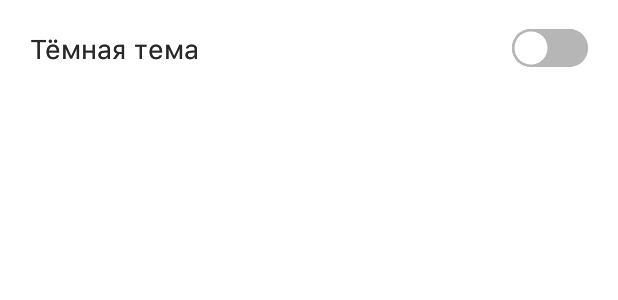
After one commit to aleksej-rodionov/PorosenokPetr, an Android app built with Jetpack Compose: the layout item_settings_double_switch.xml on its own in the app's theme, with its tools: preview values and no code run, on a phone screen of 412 x 824 dp. The commit adds this screen. Shown: the top 300 px of the screen. Run offline under Robolectric (Android 15) with nearby library versions, the phone set to English and light mode, and no system bars.

Commit message:
пишем Settings Menu на делегатах

```diff
--- /dev/null
+++ b/app/src/main/res/layout/item_settings_double_switch.xml
@@ -0,0 +1,73 @@
+<?xml version="1.0" encoding="utf-8"?>
+<androidx.constraintlayout.widget.ConstraintLayout xmlns:android="http://schemas.android.com/apk/res/android"
+    xmlns:app="http://schemas.android.com/apk/res-auto"
+    xmlns:tools="http://schemas.android.com/tools"
+    android:layout_width="match_parent"
+    android:layout_height="wrap_content"
+    android:background="?attr/selectableItemBackground"
+    android:clickable="true"
+    android:focusable="true">
+
+    <androidx.appcompat.widget.SwitchCompat
+        android:id="@+id/switch_view_first"
+        style="@style/Regular18Black"
+        android:layout_width="0dp"
+        android:layout_height="wrap_content"
+        android:layout_marginStart="20dp"
+        android:layout_marginEnd="20dp"
+        android:paddingVertical="20dp"
+        android:thumb="@drawable/switch_selector"
+        app:track="@drawable/switch_track"
+        android:tag="switch_ios"
+        app:layout_constraintEnd_toEndOf="parent"
+        app:layout_constraintStart_toStartOf="parent"
+        app:layout_constraintTop_toTopOf="parent"
+        tools:text="Тёмная тема" />
+
+    <TextView
+        android:id="@+id/tv_description_first"
+        style="@style/Regular16Gray"
+        android:layout_width="match_parent"
+        android:layout_height="wrap_content"
+        android:layout_marginHorizontal="20dp"
+        android:paddingBottom="16dp"
+        android:tag="text_beta"
+        android:visibility="gone"
+        app:layout_constraintEnd_toEndOf="parent"
+        app:layout_constraintStart_toStartOf="parent"
+        app:layout_constraintTop_toBottomOf="@id/switch_view"
+        tools:text="Когда же узнал Иисус о дошедшем до фарисеев слухе, что Он более приобретает учеников и крестит, нежели Иоанн, хотя Сам Иисус не крестил, а ученики Его, - то оставил Иудею и пошел опять в Галилею. Надлежало же Ему проходить через Самарию."
+        />
+
+    <androidx.appcompat.widget.SwitchCompat
+        android:id="@+id/switch_view_second"
+        style="@style/Regular18Black"
+        android:layout_width="0dp"
+        android:layout_height="wrap_content"
+        android:layout_marginStart="20dp"
+        android:layout_marginEnd="20dp"
+        android:paddingVertical="20dp"
+        android:thumb="@drawable/switch_selector"
+        app:track="@drawable/switch_track"
+        android:tag="switch_ios"
+        app:layout_constraintEnd_toEndOf="parent"
+        app:layout_constraintStart_toStartOf="parent"
+        app:layout_constraintTop_toBottomOf="@id/tv_description"
+        tools:text="Тёмная тема" />
+
+    <TextView
+        android:id="@+id/tv_description_second"
+        style="@style/Regular16Gray"
+        android:layout_width="match_parent"
+        android:layout_height="wrap_content"
+        android:layout_marginHorizontal="20dp"
+        android:paddingBottom="16dp"
+        android:tag="text_beta"
+        android:visibility="gone"
+        app:layout_constraintEnd_toEndOf="parent"
+        app:layout_constraintStart_toStartOf="parent"
+        app:layout_constraintTop_toBottomOf="@id/switch_view_second"
+        tools:text="Когда же узнал Иисус о дошедшем до фарисеев слухе, что Он более приобретает учеников и крестит, нежели Иоанн, хотя Сам Иисус не крестил, а ученики Его, - то оставил Иудею и пошел опять в Галилею. Надлежало же Ему проходить через Самарию."
+        />
+
+</androidx.constraintlayout.widget.ConstraintLayout>
--- a/app/src/main/res/values/themes.xml
+++ b/app/src/main/res/values/themes.xml
@@ -61,6 +61,29 @@
         <item name="android:textColorHint">@color/colorBeta</item>
     </style>
 
+    <style name="Bold18Gray900" parent="@android:style/TextAppearance.Widget.TextView">
+        <item name="android:fontFamily">@font/sf_ui_bold</item>
+        <item name="android:textColor">@color/gray900</item>
+        <item name="android:textSize">18sp</item>
+        <item name="android:textAllCaps">false</item>
+        <item name="android:textColorHint">@color/colorBeta</item>
+    </style>
+
+    <style name="Regular16Gray" parent="@android:style/TextAppearance.Widget.TextView">
+        <item name="android:fontFamily">@font/sf_ui_regular</item>
+        <item name="android:textColor">@color/textGray</item>
+        <item name="android:textSize">16sp</item>
+        <item name="android:textAllCaps">false</item>
+        <item name="android:textColorHint">@color/colorBeta</item>
+    </style>
+
+    <style name="Regular18Black" parent="@android:style/TextAppearance.Widget.TextView">
+        <item name="android:fontFamily">@font/sf_ui_regular</item>
+        <item name="android:textColor">@color/gray900</item>
+        <item name="android:textSize">18sp</item>
+        <item name="android:textAllCaps">false</item>
+        <item name="android:textColorHint">@color/colorBeta</item>
+    </style>
 
     <style name="SuggestionStyle" parent="Theme.PorosenokPetr">
         <item name="colorControlHighlight">@android:color/transparent</item>
```
Also changed, not shown: app/src/main/java/space/rodionov/porosenokpetr/core/Extensions.kt (+22 -0 lines), app/src/main/java/space/rodionov/porosenokpetr/feature_driller/domain/models/Header.kt (added, +9 -0 lines), app/src/main/java/space/rodionov/porosenokpetr/feature_driller/domain/models/MenuModels.kt (added, +28 -0 lines), app/src/main/java/space/rodionov/porosenokpetr/feature_driller/presentation/base/AdapterDelegate.kt (added, +11 -0 lines), app/src/main/java/space/rodionov/porosenokpetr/feature_driller/presentation/base/AdapterDelegateManager.kt (added, +28 -0 lines), app/src/main/java/space/rodionov/porosenokpetr/feature_driller/presentation/base/BaseAdapter.kt (added, +91 -0 lines), app/src/main/java/space/rodionov/porosenokpetr/feature_driller/presentation/base/BaseComparator.kt (added, +19 -0 lines), app/src/main/java/space/rodionov/porosenokpetr/feature_driller/presentation/base/BaseViewHolder.kt (added, +34 -0 lines), app/src/main/java/space/rodionov/porosenokpetr/feature_driller/presentation/settings/adapter/DoubleSwitchDelegate.kt (added, +70 -0 lines), app/src/main/java/space/rodionov/porosenokpetr/feature_driller/presentation/settings/adapter/HeaderDelegate.kt (added, +38 -0 lines), app/src/main/java/space/rodionov/porosenokpetr/feature_driller/presentation/settings/adapter/SettingsAdapter.kt (added, +15 -0 lines), app/src/main/java/space/rodionov/porosenokpetr/feature_driller/presentation/settings/adapter/SwitchDelegate.kt (added, +61 -0 lines), app/src/main/java/space/rodionov/porosenokpetr/feature_driller/presentation/settings/adapter/SwitchWithTimeDelegate.kt (added, +53 -0 lines), app/src/main/java/space/rodionov/porosenokpetr/feature_driller/utils/Enums.kt (added, +8 -0 lines), 3 more files.
